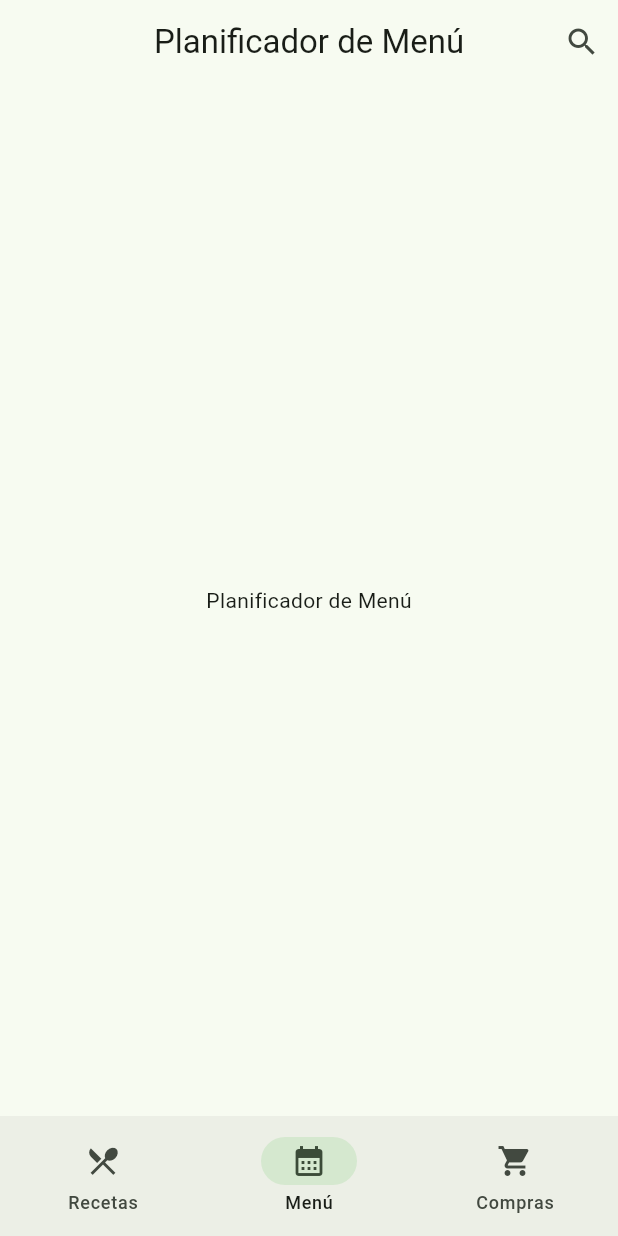
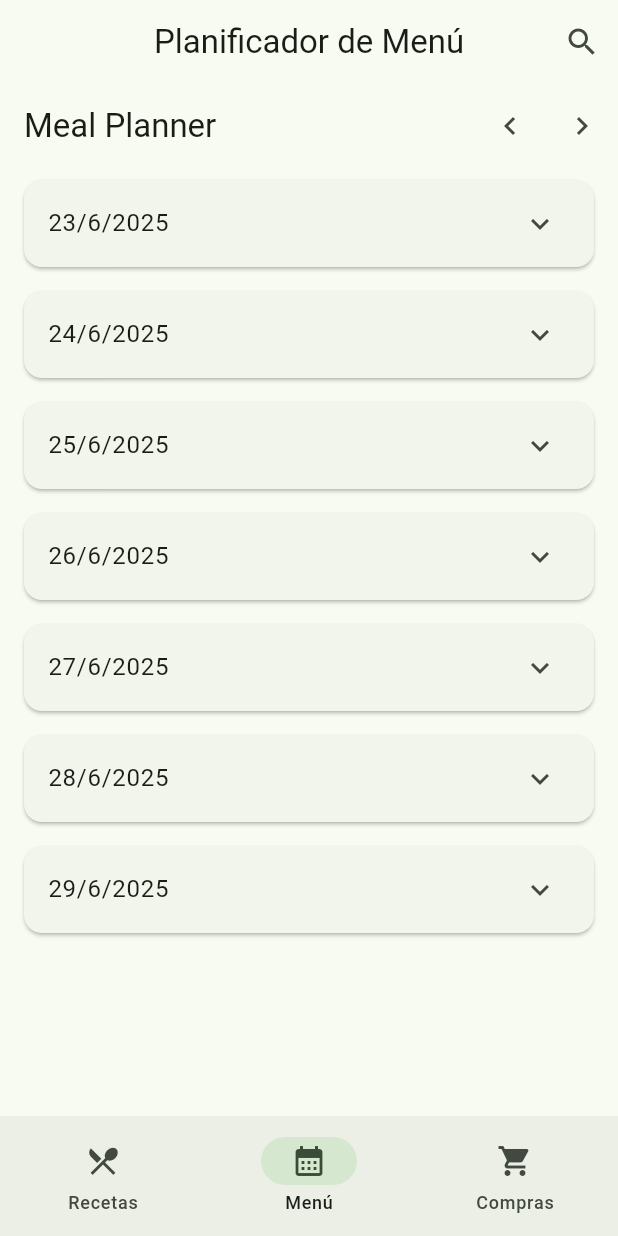
Before and after one commit to MendietaGarciaAlejandro/mirecetario, a Flutter app: the screen it shows after launch, item 2 of the bottom bar chosen, on a phone screen of 412 x 824 dp. Run offline on Flutter 3.47's test engine with Material 3 defaults, Android fonts, the light colour scheme and no system bars; our stand-ins replace drift, flutter_riverpod; accounts and stored records are empty; generated files the repository leaves out were written again.

Commit message:
feat: Añadir pantallas de recetas y planificador de comidas, y mejorar la lista de compras

```diff
--- a/lib/features/home/presentation/home_screen.dart
+++ b/lib/features/home/presentation/home_screen.dart
@@ -1,5 +1,7 @@
 import 'package:flutter/material.dart';
 import 'package:flutter_riverpod/flutter_riverpod.dart';
+import 'package:mirecetario/features/recipes/presentation/recipes_screen.dart';
+import 'package:mirecetario/features/meal_planner/presentation/meal_planner_screen.dart';
 
 class HomeScreen extends ConsumerStatefulWidget {
   const HomeScreen({super.key});
@@ -68,9 +70,9 @@ class _HomeScreenState extends ConsumerState<HomeScreen> {
   Widget _buildBody() {
     switch (_selectedIndex) {
       case 0:
-        return const Center(child: Text('Pantalla de Recetas'));
+        return const RecipesScreen();
       case 1:
-        return const Center(child: Text('Planificador de Menú'));
+        return const MealPlannerScreen();
       case 2:
         return const Center(child: Text('Lista de Compras'));
       default:
--- /dev/null
+++ b/lib/features/meal_planner/application/meal_planner_provider.dart
@@ -0,0 +1,20 @@
+import 'package:flutter_riverpod/flutter_riverpod.dart';
+import 'package:mirecetario/core/database/database.dart';
+import 'package:mirecetario/features/recipes/presentation/recipes_screen.dart';
+import 'package:drift/drift.dart';
+
+final mealPlannerProvider = FutureProvider.family<List<MealPlanData>, DateTime>((ref, weekStart) async {
+  final db = ref.watch(appDatabaseProvider);
+  final weekEnd = weekStart.add(const Duration(days: 6));
+  return db.getMealPlan(weekStart, weekEnd);
+});
+
+final addMealToPlanProvider = FutureProvider.family<void, MealPlanCompanion>((ref, meal) async {
+  final db = ref.watch(appDatabaseProvider);
+  await db.addToMealPlan(meal);
+});
+
+final removeMealFromPlanProvider = FutureProvider.family<void, int>((ref, mealId) async {
+  final db = ref.watch(appDatabaseProvider);
+  await db.removeMealPlan(mealId);
+});
--- /dev/null
+++ b/lib/features/meal_planner/presentation/meal_planner_screen.dart
@@ -0,0 +1,158 @@
+import 'package:flutter/material.dart';
+import 'package:flutter_riverpod/flutter_riverpod.dart';
+import 'package:mirecetario/gen_l10n/app_localizations.dart';
+import 'package:mirecetario/features/meal_planner/application/meal_planner_provider.dart';
+import 'package:mirecetario/features/recipes/presentation/recipes_screen.dart';
+import 'package:mirecetario/core/database/database.dart';
+import 'package:drift/drift.dart' show Value;
+
+class MealPlannerScreen extends ConsumerStatefulWidget {
+  const MealPlannerScreen({super.key});
+
+  @override
+  ConsumerState<MealPlannerScreen> createState() => _MealPlannerScreenState();
+}
+
+class _MealPlannerScreenState extends ConsumerState<MealPlannerScreen> {
+  late DateTime weekStart;
+
+  @override
+  void initState() {
+    super.initState();
+    final now = DateTime.now();
+    weekStart = now.subtract(Duration(days: now.weekday - 1));
+  }
+
+  @override
+  Widget build(BuildContext context) {
+    final l10n = AppLocalizations.of(context)!;
+    final mealPlanAsync = ref.watch(mealPlannerProvider(weekStart));
+    return Scaffold(
+      appBar: AppBar(
+        title: Text(l10n.mealPlanner),
+        actions: [
+          IconButton(
+            icon: const Icon(Icons.chevron_left),
+            onPressed: () {
+              setState(() {
+                weekStart = weekStart.subtract(const Duration(days: 7));
+              });
+            },
+          ),
+          IconButton(
+            icon: const Icon(Icons.chevron_right),
+            onPressed: () {
+              setState(() {
+                weekStart = weekStart.add(const Duration(days: 7));
+              });
+            },
+          ),
+        ],
+      ),
+      body: mealPlanAsync.when(
+        data: (meals) => _MealPlannerBody(
+          weekStart: weekStart,
+          meals: meals,
+          onAddMeal: (date, mealType) async {
+            final recipe = await showDialog<Recipe>(
+              context: context,
+              builder: (ctx) => _RecipePickerDialog(),
+            );
+            if (recipe != null) {
+              await ref.read(addMealToPlanProvider(MealPlanCompanion(
+                date: Value(date),
+                mealType: Value(mealType),
+                recipeId: Value(recipe.id),
+              )).future);
+              ref.invalidate(mealPlannerProvider(weekStart));
+            }
+          },
+        ),
+        loading: () => const Center(child: CircularProgressIndicator()),
+        error: (e, _) => Center(child: Text('Error: $e')),
+      ),
+    );
+  }
+}
+
+class _MealPlannerBody extends ConsumerWidget {
+  final DateTime weekStart;
+  final List<MealPlanData> meals;
+  final Future<void> Function(DateTime, String) onAddMeal;
+  const _MealPlannerBody({required this.weekStart, required this.meals, required this.onAddMeal});
+
+  @override
+  Widget build(BuildContext context, WidgetRef ref) {
+    final recipesAsync = ref.watch(recipesProvider);
+    final days = List.generate(7, (i) => weekStart.add(Duration(days: i)));
+    final mealTypes = ['Desayuno', 'Comida', 'Cena'];
+    return recipesAsync.when(
+      data: (recipes) => ListView.builder(
+        itemCount: days.length,
+        itemBuilder: (context, dayIdx) {
+          final date = days[dayIdx];
+          final dayMeals = meals.where((m) => m.date.year == date.year && m.date.month == date.month && m.date.day == date.day).toList();
+          return Card(
+            margin: const EdgeInsets.symmetric(horizontal: 16, vertical: 8),
+            child: ExpansionTile(
+              title: Text('${date.day}/${date.month}/${date.year}'),
+              children: mealTypes.map((type) {
+                final meal = dayMeals.where((m) => m.mealType == type).toList();
+                final hasMeal = meal.isNotEmpty;
+                String recipeName = '-';
+                if (hasMeal) {
+                  final recipe = recipes.where((r) => r.id == meal.first.recipeId).toList();
+                  recipeName = recipe.isNotEmpty ? recipe.first.name : 'Receta eliminada';
+                }
+                return ListTile(
+                  title: Text(type),
+                  subtitle: Text(recipeName),
+                  trailing: IconButton(
+                    icon: Icon(hasMeal ? Icons.edit : Icons.add),
+                    onPressed: () => onAddMeal(date, type),
+                  ),
+                );
+              }).toList(),
+            ),
+          );
+        },
+      ),
+      loading: () => const Center(child: CircularProgressIndicator()),
+      error: (e, _) => Center(child: Text('Error: $e')),
+    );
+  }
+}
+
+class _RecipePickerDialog extends ConsumerWidget {
+  @override
+  Widget build(BuildContext context, WidgetRef ref) {
+    final recipesAsync = ref.watch(recipesProvider);
+    return AlertDialog(
+      title: Text(AppLocalizations.of(context)!.recipes),
+      content: recipesAsync.when(
+        data: (recipes) => SizedBox(
+          width: 300,
+          height: 300,
+          child: ListView.builder(
+            itemCount: recipes.length,
+            itemBuilder: (context, index) {
+              final recipe = recipes[index];
+              return ListTile(
+                title: Text(recipe.name),
+                onTap: () => Navigator.of(context).pop(recipe),
+              );
+            },
+          ),
+        ),
+        loading: () => const Center(child: CircularProgressIndicator()),
+        error: (e, _) => Text('Error: $e'),
+      ),
+      actions: [
+        TextButton(
+          onPressed: () => Navigator.of(context).pop(),
+          child: Text(AppLocalizations.of(context)!.cancel),
+        ),
+      ],
+    );
+  }
+}
--- a/lib/gen_l10n/app_localizations.dart
+++ b/lib/gen_l10n/app_localizations.dart
@@ -244,6 +244,12 @@ abstract class AppLocalizations {
   /// In en, this message translates to:
   /// **'About'**
   String get about;
+
+  /// No description provided for @description.
+  ///
+  /// In en, this message translates to:
+  /// **'Description'**
+  String get description;
 }
 
 class _AppLocalizationsDelegate extends LocalizationsDelegate<AppLocalizations> {
--- a/lib/gen_l10n/app_localizations_en.dart
+++ b/lib/gen_l10n/app_localizations_en.dart
@@ -82,4 +82,7 @@ class AppLocalizationsEn extends AppLocalizations {
 
   @override
   String get about => 'About';
+
+  @override
+  String get description => 'Description';
 }
--- a/lib/gen_l10n/app_localizations_es.dart
+++ b/lib/gen_l10n/app_localizations_es.dart
@@ -82,4 +82,7 @@ class AppLocalizationsEs extends AppLocalizations {
 
   @override
   String get about => 'Acerca de';
+
+  @override
+  String get description => 'Descripción';
 }
--- a/lib/l10n/app_en.arb
+++ b/lib/l10n/app_en.arb
@@ -24,5 +24,6 @@
     "settings": "Settings",
     "language": "Language",
     "theme": "Theme",
-    "about": "About"
+    "about": "About",
+    "description": "Description"
 }
--- a/lib/l10n/app_es.arb
+++ b/lib/l10n/app_es.arb
@@ -24,5 +24,6 @@
     "settings": "Ajustes",
     "language": "Idioma",
     "theme": "Tema",
-    "about": "Acerca de"
+    "about": "Acerca de",
+    "description": "Descripción"
 }
--- a/lib/l10n/app_localizations.dart
+++ b/lib/l10n/app_localizations.dart
@@ -244,6 +244,12 @@ abstract class AppLocalizations {
   /// In en, this message translates to:
   /// **'About'**
   String get about;
+
+  /// No description provided for @description.
+  ///
+  /// In en, this message translates to:
+  /// **'Description'**
+  String get description;
 }
 
 class _AppLocalizationsDelegate extends LocalizationsDelegate<AppLocalizations> {
--- a/lib/l10n/app_localizations_en.dart
+++ b/lib/l10n/app_localizations_en.dart
@@ -82,4 +82,7 @@ class AppLocalizationsEn extends AppLocalizations {
 
   @override
   String get about => 'About';
+
+  @override
+  String get description => 'Description';
 }
--- a/lib/l10n/app_localizations_es.dart
+++ b/lib/l10n/app_localizations_es.dart
@@ -82,4 +82,7 @@ class AppLocalizationsEs extends AppLocalizations {
 
   @override
   String get about => 'Acerca de';
+
+  @override
+  String get description => 'Descripción';
 }
```
Also changed, not shown: lib/features/recipes/presentation/recipes_screen.dart (added, +310 -0 lines), lib/features/shopping_list/application/shopping_list_generator.dart (added, +49 -0 lines), lib/features/shopping_list/presentation/shopping_list_screen.dart (added, +159 -0 lines).
